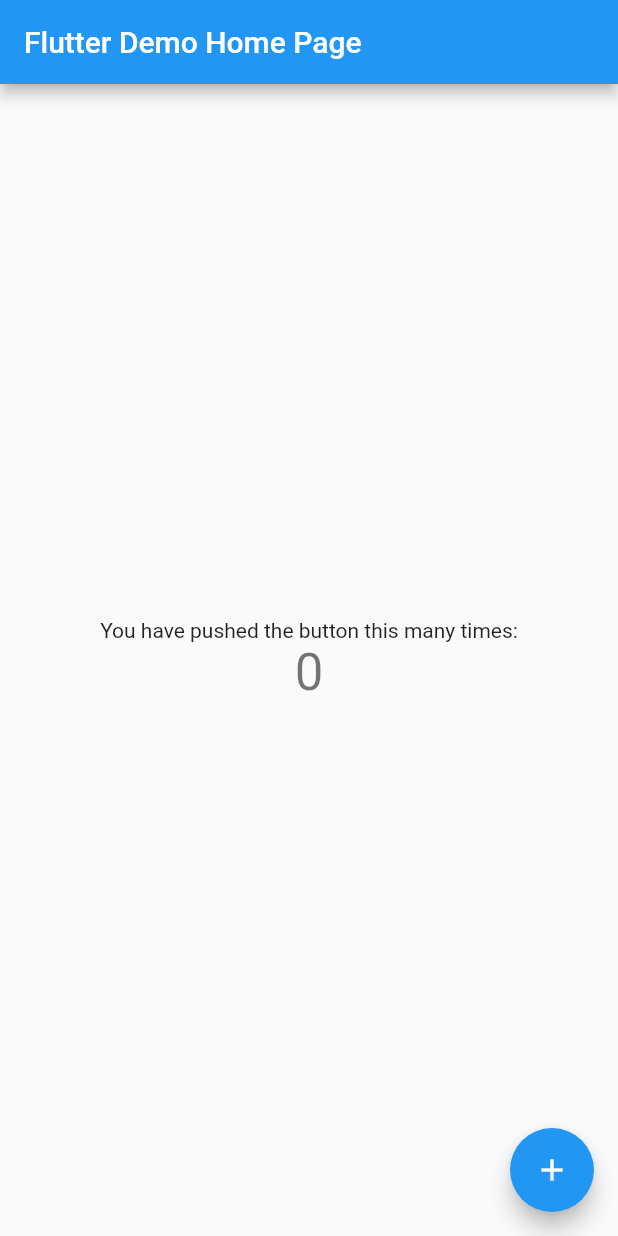
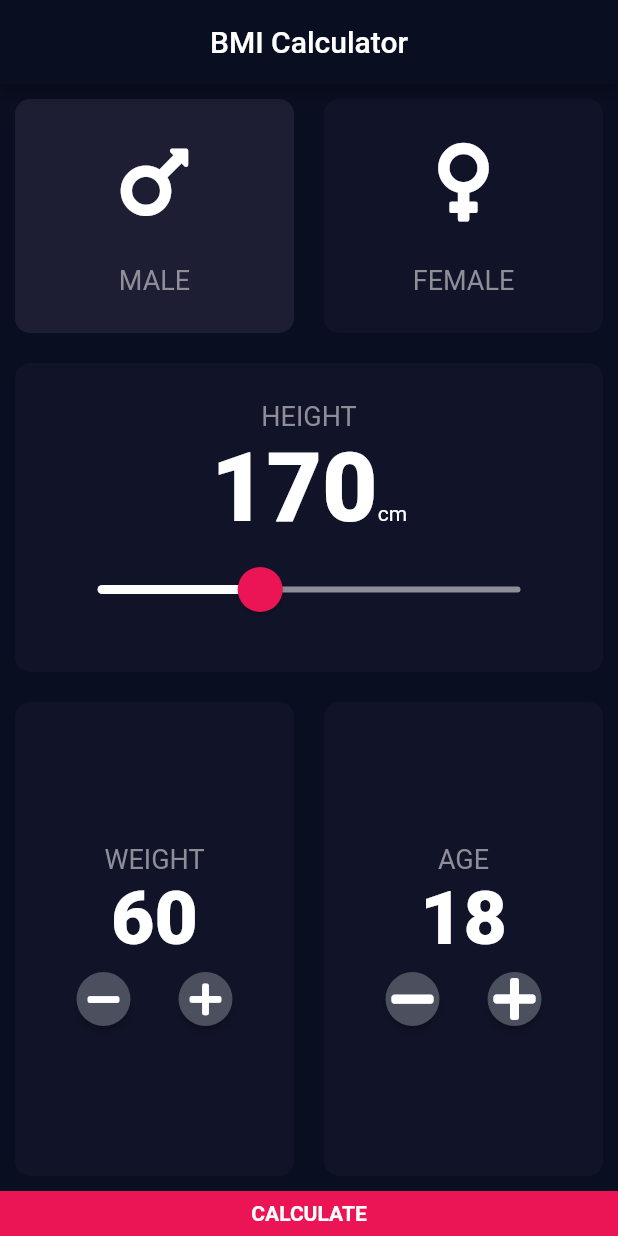
Before and after one commit to PoorlyDefinedBehaviour/flutter_bmi_calculator, a Flutter app: the screen it shows after launch, on a phone screen of 412 x 824 dp. Run offline on Flutter 3.47's test engine with Material 2 defaults, Android fonts, the phone set to English and light mode, and no system bars; our stand-ins replace font_awesome_flutter.

Commit message:
feels easier to position things than css

```diff
--- /dev/null
+++ b/lib/constants.dart
@@ -0,0 +1,17 @@
+import 'package:flutter/material.dart';
+
+const kPrimaryColor = Color(0xFF0A0E21);
+const kScaffoldBackgroundColor = Color(0xFF0A0E21);
+const kActiveCardColor = Color(0xFF1D1E33);
+const kInactiveCardColor = Color(0xFF111328);
+const kLabelFontWeight = FontWeight.bold;
+const kLabelTextStyle = TextStyle(
+  fontSize: 18.0,
+  color: Color(0xFF8D8E98),
+);
+const kNumberStyle = TextStyle(
+  fontWeight: FontWeight.w900,
+  fontSize: 50.0,
+);
+const kActionButtonColor = Color(0xFF4C4F5E);
+const kCallToActionColor = Color(0xFFEB1555);
--- /dev/null
+++ b/lib/domain/bmi_calculator/bmi_calculator.dart
@@ -0,0 +1,27 @@
+import 'dart:math';
+import 'package:meta/meta.dart';
+
+Map<String, String> calculateBmi(
+    {@required double height, @required double weight}) {
+  final bmi = weight / pow(height / 100, 2);
+
+  if (bmi < 18.5) {
+    return {
+      'bmi': bmi.toStringAsFixed(1),
+      'title': 'underweight',
+      'message': 'you need to exercise more'
+    };
+  }
+  if (bmi <= 25) {
+    return {
+      'bmi': bmi.toStringAsFixed(1),
+      'title': 'normal',
+      'message': 'you are good, but keep exercising'
+    };
+  }
+  return {
+    'bmi': bmi.toStringAsFixed(1),
+    'title': 'overweight',
+    'message': 'fat boi',
+  };
+}
--- a/lib/main.dart
+++ b/lib/main.dart
@@ -1,3 +1,5 @@
+import 'package:bmi_calculator/constants.dart';
+import 'package:bmi_calculator/presentation/bmi_calculator/pages/main/main_page.dart';
 import 'package:flutter/material.dart';
 
 void main() {
@@ -5,113 +7,14 @@ void main() {
 }
 
 class MyApp extends StatelessWidget {
-  // This widget is the root of your application.
   @override
   Widget build(BuildContext context) {
     return MaterialApp(
-      title: 'Flutter Demo',
-      theme: ThemeData(
-        // This is the theme of your application.
-        //
-        // Try running your application with "flutter run". You'll see the
-        // application has a blue toolbar. Then, without quitting the app, try
-        // changing the primarySwatch below to Colors.green and then invoke
-        // "hot reload" (press "r" in the console where you ran "flutter run",
-        // or simply save your changes to "hot reload" in a Flutter IDE).
-        // Notice that the counter didn't reset back to zero; the application
-        // is not restarted.
-        primarySwatch: Colors.blue,
-        // This makes the visual density adapt to the platform that you run
-        // the app on. For desktop platforms, the controls will be smaller and
-        // closer together (more dense) than on mobile platforms.
-        visualDensity: VisualDensity.adaptivePlatformDensity,
+      theme: ThemeData.dark().copyWith(
+        primaryColor: kPrimaryColor,
+        scaffoldBackgroundColor: kScaffoldBackgroundColor,
       ),
-      home: MyHomePage(title: 'Flutter Demo Home Page'),
+      home: Mainpage(),
     );
   }
 }
-
-class MyHomePage extends StatefulWidget {
-  MyHomePage({Key key, this.title}) : super(key: key);
-
-  // This widget is the home page of your application. It is stateful, meaning
-  // that it has a State object (defined below) that contains fields that affect
-  // how it looks.
-
-  // This class is the configuration for the state. It holds the values (in this
-  // case the title) provided by the parent (in this case the App widget) and
-  // used by the build method of the State. Fields in a Widget subclass are
-  // always marked "final".
-
-  final String title;
-
-  @override
-  _MyHomePageState createState() => _MyHomePageState();
-}
-
-class _MyHomePageState extends State<MyHomePage> {
-  int _counter = 0;
-
-  void _incrementCounter() {
-    setState(() {
-      // This call to setState tells the Flutter framework that something has
-      // changed in this State, which causes it to rerun the build method below
-      // so that the display can reflect the updated values. If we changed
-      // _counter without calling setState(), then the build method would not be
-      // called again, and so nothing would appear to happen.
-      _counter++;
-    });
-  }
-
-  @override
-  Widget build(BuildContext context) {
-    // This method is rerun every time setState is called, for instance as done
-    // by the _incrementCounter method above.
-    //
-    // The Flutter framework has been optimized to make rerunning build methods
-    // fast, so that you can just rebuild anything that needs updating rather
-    // than having to individually change instances of widgets.
-    return Scaffold(
-      appBar: AppBar(
-        // Here we take the value from the MyHomePage object that was created by
-        // the App.build method, and use it to set our appbar title.
-        title: Text(widget.title),
-      ),
-      body: Center(
-        // Center is a layout widget. It takes a single child and positions it
-        // in the middle of the parent.
-        child: Column(
-          // Column is also a layout widget. It takes a list of children and
-          // arranges them vertically. By default, it sizes itself to fit its
-          // children horizontally, and tries to be as tall as its parent.
-          //
-          // Invoke "debug painting" (press "p" in the console, choose the
-          // "Toggle Debug Paint" action from the Flutter Inspector in Android
-          // Studio, or the "Toggle Debug Paint" command in Visual Studio Code)
-          // to see the wireframe for each widget.
-          //
-          // Column has various properties to control how it sizes itself and
-          // how it positions its children. Here we use mainAxisAlignment to
-          // center the children vertically; the main axis here is the vertical
-          // axis because Columns are vertical (the cross axis would be
-          // horizontal).
-          mainAxisAlignment: MainAxisAlignment.center,
-          children: <Widget>[
-            Text(
-              'You have pushed the button this many times:',
-            ),
-            Text(
-              '$_counter',
-              style: Theme.of(context).textTheme.headline4,
-            ),
-          ],
-        ),
-      ),
-      floatingActionButton: FloatingActionButton(
-        onPressed: _incrementCounter,
-        tooltip: 'Increment',
-        child: Icon(Icons.add),
-      ), // This trailing comma makes auto-formatting nicer for build methods.
-    );
-  }
-}
--- /dev/null
+++ b/lib/presentation/bmi_calculator/pages/main/main_page.dart
@@ -0,0 +1,224 @@
+import 'package:bmi_calculator/constants.dart';
+import 'package:bmi_calculator/domain/bmi_calculator/bmi_calculator.dart';
+import 'package:bmi_calculator/presentation/bmi_calculator/pages/result/result_page.dart';
+import 'package:flutter/material.dart';
+import 'package:font_awesome_flutter/font_awesome_flutter.dart';
+import 'package:bmi_calculator/presentation/widgets/card_widget.dart'
+    as Widgets;
+
+class Mainpage extends StatefulWidget {
+  @override
+  _MainpageState createState() => _MainpageState();
+}
+
+enum Gender { male, female }
+
+class _MainpageState extends State<Mainpage> {
+  Gender selectedGender = Gender.male;
+  double height = 170;
+  int weight = 60;
+  int age = 18;
+
+  @override
+  Widget build(BuildContext context) {
+    return Scaffold(
+      appBar: AppBar(
+        title: Center(
+          child: Text('BMI Calculator'),
+        ),
+      ),
+      body: Column(
+        crossAxisAlignment: CrossAxisAlignment.stretch,
+        children: <Widget>[
+          Row(
+            mainAxisAlignment: MainAxisAlignment.center,
+            children: <Widget>[
+              Expanded(
+                child: Widgets.Card(
+                  onTap: () => setState(() => selectedGender = Gender.male),
+                  child: Column(
+                    children: <Widget>[
+                      Icon(
+                        FontAwesomeIcons.mars,
+                        size: 60.0,
+                      ),
+                      SizedBox(
+                        height: 25.0,
+                      ),
+                      Text('MALE', style: kLabelTextStyle)
+                    ],
+                  ),
+                  color: selectedGender == Gender.male
+                      ? kActiveCardColor
+                      : kInactiveCardColor,
+                ),
+              ),
+              Expanded(
+                child: Widgets.Card(
+                  onTap: () => setState(() => selectedGender = Gender.female),
+                  child: Column(
+                    children: <Widget>[
+                      Icon(
+                        FontAwesomeIcons.venus,
+                        size: 60.0,
+                      ),
+                      SizedBox(
+                        height: 25.0,
+                      ),
+                      Text('FEMALE', style: kLabelTextStyle),
+                    ],
+                  ),
+                  color: selectedGender == Gender.female
+                      ? kActiveCardColor
+                      : kInactiveCardColor,
+                ),
+              ),
+            ],
+          ),
+          Widgets.Card(
+            color: kInactiveCardColor,
+            child: Column(
+              children: <Widget>[
+                Text('HEIGHT', style: kLabelTextStyle),
+                Row(
+                  textBaseline: TextBaseline.alphabetic,
+                  mainAxisAlignment: MainAxisAlignment.center,
+                  crossAxisAlignment: CrossAxisAlignment.baseline,
+                  children: <Widget>[
+                    Text(
+                      height.toInt().toString(),
+                      style: TextStyle(
+                        fontSize: 64.0,
+                        fontWeight: FontWeight.w900,
+                      ),
+                    ),
+                    Text('cm'),
+                  ],
+                ),
+                SliderTheme(
+                  data: SliderThemeData(
+                    inactiveTrackColor: Color(0xFF8D8E98),
+                    activeTrackColor: Colors.white,
+                    thumbColor: Color(0xFFEB1555),
+                    overlayColor: Color(0x29EB1555),
+                    thumbShape: RoundSliderThumbShape(enabledThumbRadius: 15.0),
+                    overlayShape: RoundSliderOverlayShape(overlayRadius: 30.0),
+                  ),
+                  child: Slider(
+                    min: 120.0,
+                    max: 250.0,
+                    value: height,
+                    onChanged: (sliderValue) =>
+                        setState(() => height = sliderValue),
+                  ),
+                ),
+              ],
+            ),
+          ),
+          Expanded(
+            child: Row(
+              mainAxisAlignment: MainAxisAlignment.center,
+              children: <Widget>[
+                Expanded(
+                  child: Widgets.Card(
+                    color: kInactiveCardColor,
+                    child: Column(
+                      mainAxisAlignment: MainAxisAlignment.center,
+                      children: <Widget>[
+                        Text('WEIGHT', style: kLabelTextStyle),
+                        Text('$weight', style: kNumberStyle),
+                        Row(
+                          mainAxisAlignment: MainAxisAlignment.center,
+                          children: <Widget>[
+                            Expanded(
+                              child: RaisedButton(
+                                onPressed: () => setState(() => weight -= 1),
+                                shape: CircleBorder(),
+                                color: kActionButtonColor,
+                                child: Icon(FontAwesomeIcons.minus),
+                              ),
+                            ),
+                            Expanded(
+                              child: RaisedButton(
+                                onPressed: () => setState(() => weight += 1),
+                                shape: CircleBorder(),
+                                color: kActionButtonColor,
+                                child: Icon(FontAwesomeIcons.plus),
+                              ),
+                            ),
+                          ],
+                        ),
+                      ],
+                    ),
+                  ),
+                ),
+                Expanded(
+                  child: Widgets.Card(
+                    color: kInactiveCardColor,
+                    child: Column(
+                      mainAxisAlignment: MainAxisAlignment.center,
+                      children: <Widget>[
+                        Text('AGE', style: kLabelTextStyle),
+                        Text('$age', style: kNumberStyle),
+                        Row(
+                          children: <Widget>[
+                            Expanded(
+                              child: RaisedButton(
+                                onPressed: () => setState(() => age -= 1),
+                                shape: CircleBorder(),
+                                color: kActionButtonColor,
+                                child: Icon(FontAwesomeIcons.minus, size: 32),
+                              ),
+                            ),
+                            Expanded(
+                              child: RaisedButton(
+                                onPressed: () => setState(() => age += 1),
+                                shape: CircleBorder(),
+                                color: kActionButtonColor,
+                                child: Icon(
+                                  FontAwesomeIcons.plus,
+                                  size: 32,
+                                ),
+                              ),
+                            ),
+                          ],
+                        ),
+                      ],
+                    ),
+                  ),
+                ),
+              ],
+            ),
+          ),
+          GestureDetector(
+            onTap: () {
+              final result =
+                  calculateBmi(height: height, weight: weight.toDouble());
+
+              print(result);
+              Navigator.push(
+                  context,
+                  MaterialPageRoute(
+                    builder: (context) => ResultPage(
+                      title: result['title'],
+                      message: result['message'],
+                      bmi: result['bmi'],
+                    ),
+                  ));
+            },
+            child: Container(
+              color: kCallToActionColor,
+              height: 30.0,
+              child: Center(
+                child: Text(
+                  'CALCULATE',
+                  style: TextStyle(fontWeight: FontWeight.bold),
+                ),
+              ),
+            ),
+          ),
+        ],
+      ),
+    );
+  }
+}
--- /dev/null
+++ b/lib/presentation/widgets/card_widget.dart
@@ -0,0 +1,26 @@
+import 'package:flutter/material.dart';
+import 'package:meta/meta.dart';
+
+class Card extends StatelessWidget {
+  final Widget child;
+  final void Function() onTap;
+  final Color color;
+
+  const Card({@required this.child, @required this.color, this.onTap});
+
+  @override
+  Widget build(BuildContext context) {
+    return GestureDetector(
+      onTap: onTap,
+      child: Container(
+        child: child,
+        padding: const EdgeInsets.all(25.0),
+        margin: const EdgeInsets.all(10.0),
+        decoration: BoxDecoration(
+          color: color,
+          borderRadius: BorderRadius.circular(10.0),
+        ),
+      ),
+    );
+  }
+}
```
Also changed, not shown: lib/presentation/bmi_calculator/pages/result/result_page.dart (added, +96 -0 lines), pubspec.yaml (+2 -6 lines), pubspec.lock, 1 other file.
